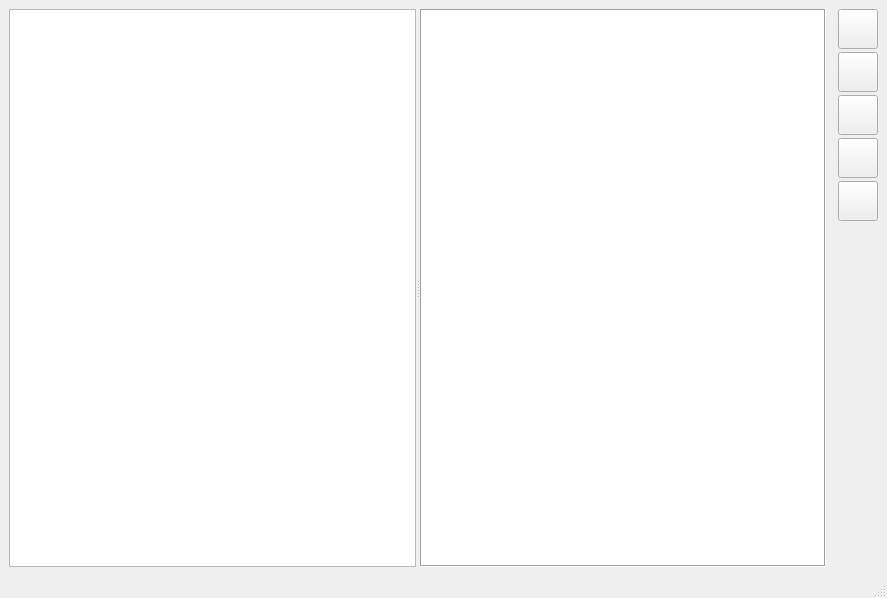
Old version of the form FileEditor/mainwindow.ui in the repository imitatehappiness/QtFileEditor.
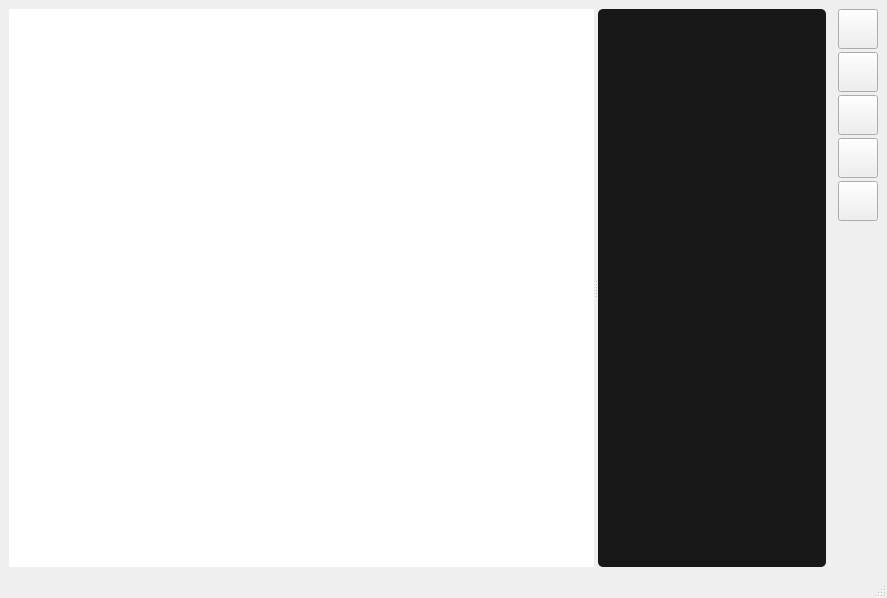
New version of the form. Icons and pictures are not drawn.

The edit to the form file:
```diff
--- a/FileEditor/mainwindow.ui
+++ b/FileEditor/mainwindow.ui
@@ -26,9 +26,6 @@
    <layout class="QGridLayout" name="gridLayout">
     <item row="0" column="0">
      <widget class="QSplitter" name="splitter">
-      <property name="frameShape">
-       <enum>QFrame::NoFrame</enum>
-      </property>
       <property name="orientation">
        <enum>Qt::Horizontal</enum>
       </property>
@@ -63,6 +60,12 @@
          <pointsize>10</pointsize>
         </font>
        </property>
+       <property name="frameShape">
+        <enum>QFrame::NoFrame</enum>
+       </property>
+       <property name="lineWidth">
+        <number>1</number>
+       </property>
        <property name="horizontalScrollBarPolicy">
         <enum>Qt::ScrollBarAlwaysOff</enum>
        </property>
@@ -82,30 +85,17 @@
         <enum>Qt::IgnoreAction</enum>
        </property>
       </widget>
-      <widget class="QTextEdit" name="tE_textEditor">
-       <property name="sizePolicy">
-        <sizepolicy hsizetype="Minimum" vsizetype="Preferred">
-         <horstretch>0</horstretch>
-         <verstretch>0</verstretch>
-        </sizepolicy>
-       </property>
-       <property name="minimumSize">
-        <size>
-         <width>300</width>
-         <height>0</height>
-        </size>
-       </property>
-       <property name="font">
-        <font>
-         <family>Consolas</family>
-         <pointsize>12</pointsize>
-        </font>
-       </property>
+      <widget class="QFrame" name="frame_2">
        <property name="styleSheet">
-        <string notr="true"/>
+        <string notr="true">    background-color: rgb(24, 24, 24);
+border-radius: 5px
+</string>
        </property>
        <property name="frameShape">
-        <enum>QFrame::Box</enum>
+        <enum>QFrame::StyledPanel</enum>
+       </property>
+       <property name="frameShadow">
+        <enum>QFrame::Raised</enum>
        </property>
       </widget>
      </widget>
```
Left out of the diff: 3 changed lines with no effect on the pictures.
